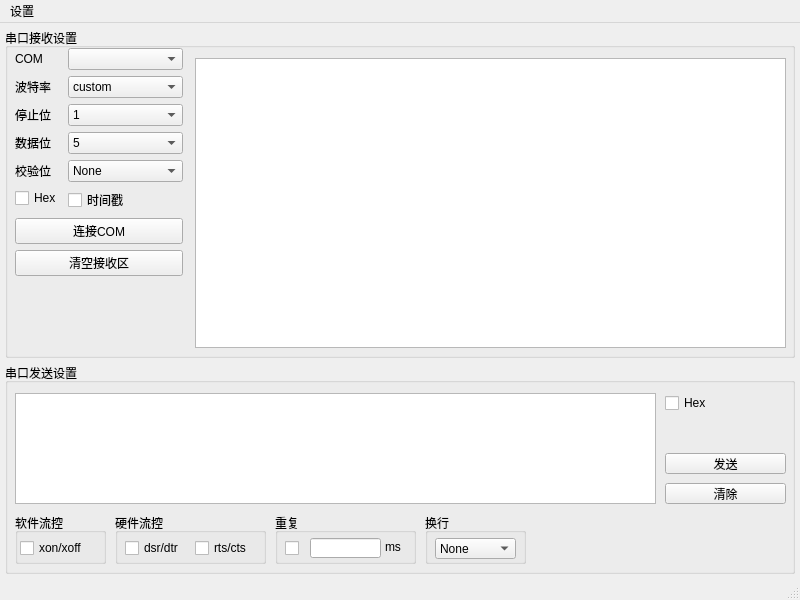
nixgnauhcuy/QtComMate, file src/main.ui: the form before one commit.
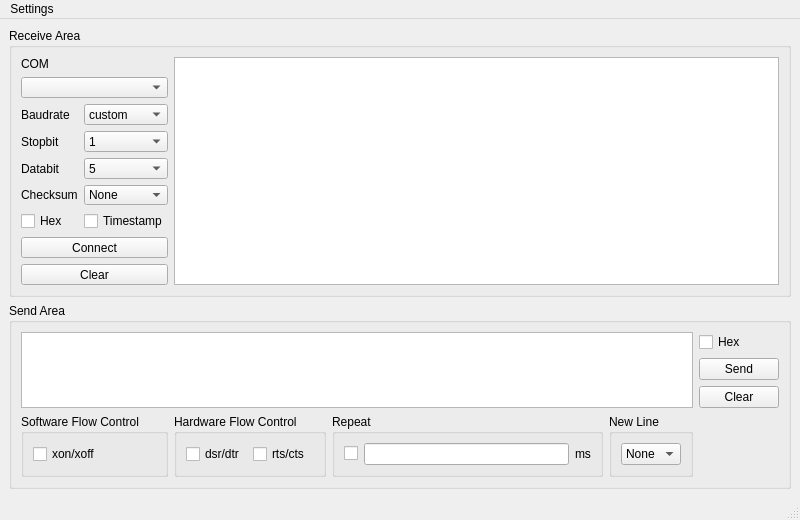
The form after the commit. Custom widgets are drawn as their Qt base class.

```diff
--- a/src/main.ui
+++ b/src/main.ui
@@ -7,37 +7,172 @@
     <x>0</x>
     <y>0</y>
     <width>800</width>
-    <height>600</height>
+    <height>520</height>
    </rect>
   </property>
+  <property name="minimumSize">
+   <size>
+    <width>800</width>
+    <height>520</height>
+   </size>
+  </property>
   <property name="windowTitle">
    <string>QtComMate</string>
   </property>
   <widget class="QWidget" name="centralWidget">
+   <layout class="QGridLayout" name="gridLayout">
+    <item row="1" column="0">
+     <widget class="QGroupBox" name="SerialSendGroupBox">
+      <property name="title">
+       <string>Send Area</string>
+      </property>
+      <layout class="QGridLayout" name="gridLayout_3">
+       <item row="0" column="0" rowspan="3" colspan="4">
+        <widget class="QTextEdit" name="SerialSendTextEdit"/>
+       </item>
+       <item row="0" column="4">
+        <widget class="QCheckBox" name="SerialSendHexCheckBox">
+         <property name="text">
+          <string>Hex</string>
+         </property>
+        </widget>
+       </item>
+       <item row="1" column="4">
+        <widget class="QPushButton" name="SerialSendPushButton">
+         <property name="text">
+          <string>Send</string>
+         </property>
+        </widget>
+       </item>
+       <item row="2" column="4">
+        <widget class="QPushButton" name="SerialSendClearPushButton">
+         <property name="text">
+          <string>Clear</string>
+         </property>
+        </widget>
+       </item>
+       <item row="3" column="0">
+        <widget class="QGroupBox" name="SerialSoftFlowControlGroupBox">
+         <property name="title">
+          <string>Software Flow Control</string>
+         </property>
+         <layout class="QHBoxLayout" name="horizontalLayout">
+          <item>
+           <widget class="QCheckBox" name="SerialSoftFlowControlCheckBox">
+            <property name="text">
+             <string>xon/xoff</string>
+            </property>
+           </widget>
+          </item>
+         </layout>
+        </widget>
+       </item>
+       <item row="3" column="1">
+        <widget class="QGroupBox" name="SerialHardFlowControlGroupBox">
+         <property name="title">
+          <string>Hardware Flow Control</string>
+         </property>
+         <layout class="QHBoxLayout" name="horizontalLayout_2">
+          <item>
+           <widget class="QCheckBox" name="SerialHardFlowControlDSRDTRCheckBox">
+            <property name="text">
+             <string>dsr/dtr</string>
+            </property>
+           </widget>
+          </item>
+          <item>
+           <widget class="QCheckBox" name="SerialHardFlowControlRTSCTSCheckBox">
+            <property name="text">
+             <string>rts/cts</string>
+            </property>
+           </widget>
+          </item>
+         </layout>
+        </widget>
+       </item>
+       <item row="3" column="2">
+        <widget class="QGroupBox" name="SerialSendRepeatGroupBox">
+         <property name="title">
+          <string>Repeat</string>
+         </property>
+         <layout class="QGridLayout" name="gridLayout_4">
+          <item row="0" column="0">
+           <widget class="QCheckBox" name="SerialSendRepeatCheckBox">
+            <property name="text">
+             <string/>
+            </property>
+           </widget>
+          </item>
+          <item row="0" column="1">
+           <widget class="QLineEdit" name="SerialSendRepeatDurationLineEdit"/>
+          </item>
+          <item row="0" column="2">
+           <widget class="QLabel" name="SerialSendRepeatUnitLabel">
+            <property name="text">
+             <string>ms</string>
+            </property>
+           </widget>
+          </item>
+         </layout>
+        </widget>
+       </item>
+       <item row="3" column="3">
+        <widget class="QGroupBox" name="SerialSendLineFeedGroupBox">
+         <property name="title">
+          <string>New Line</string>
+         </property>
+         <layout class="QHBoxLayout" name="horizontalLayout_3">
+          <item>
+           <widget class="QComboBox" name="SerialSendLineFeedComboBox">
+            <item>
+             <property name="text">
+              <string>None</string>
+             </property>
+            </item>
+            <item>
+             <property name="text">
+              <string>/r/n</string>
+             </property>
+            </item>
+            <item>
+             <property name="text">
+              <string>/n</string>
+             </property>
+            </item>
+           </widget>
+          </item>
+         </layout>
+        </widget>
+       </item>
+      </layout>
+     </widget>
+    </item>
+    <item row="0" column="0">
    <widget class="QGroupBox" name="SerialReceiveGroupBox">
-    <property name="geometry">
-     <rect>
-      <x>5</x>
-      <y>5</y>
-      <width>790</width>
-      <height>330</height>
-     </rect>
-    </property>
     <property name="title">
-     <string>串口接收设置</string>
+       <string>Receive Area</string>
     </property>
     <property name="checkable">
      <bool>false</bool>
     </property>
-    <widget class="QWidget" name="formLayoutWidget">
-     <property name="geometry">
-      <rect>
-       <x>10</x>
-       <y>20</y>
-       <width>168</width>
-       <height>300</height>
-      </rect>
-     </property>
+      <layout class="QGridLayout" name="gridLayout_2" columnstretch="0,1">
+       <item row="0" column="1">
+        <widget class="QTextEdit" name="SerialReceiveTextEdit">
+         <property name="minimumSize">
+          <size>
+           <width>0</width>
+           <height>0</height>
+          </size>
+         </property>
+         <property name="undoRedoEnabled">
+          <bool>false</bool>
+         </property>
+         <property name="readOnly">
+          <bool>true</bool>
+         </property>
+        </widget>
+       </item>
+       <item row="0" column="0">
      <layout class="QFormLayout" name="SerialReceiveFormLayout">
       <item row="0" column="0">
        <widget class="QLabel" name="SerialComLabel">
@@ -46,17 +181,14 @@
         </property>
        </widget>
       </item>
-      <item row="0" column="1">
-       <widget class="SerialPort_ComBoBox" name="SerialComboBox"/>
-      </item>
-      <item row="1" column="0">
+         <item row="2" column="0">
        <widget class="QLabel" name="SerialBaudrateLabel">
         <property name="text">
-         <string>波特率</string>
+            <string>Baudrate</string>
         </property>
        </widget>
       </item>
-      <item row="1" column="1">
+         <item row="2" column="1">
        <widget class="QComboBox" name="SerialBaudrateComboBox">
         <item>
          <property name="text">
@@ -175,14 +307,14 @@
         </item>
        </widget>
       </item>
-      <item row="2" column="0">
+         <item row="3" column="0">
        <widget class="QLabel" name="SerialStopBitLabel">
         <property name="text">
-         <string>停止位</string>
+            <string>Stopbit</string>
         </property>
        </widget>
       </item>
-      <item row="2" column="1">
+         <item row="3" column="1">
        <widget class="QComboBox" name="SerialStopBitComboBox">
         <item>
          <property name="text">
@@ -201,14 +333,14 @@
         </item>
        </widget>
       </item>
-      <item row="3" column="0">
+         <item row="4" column="0">
        <widget class="QLabel" name="SerialDataBitLabel">
         <property name="text">
-         <string>数据位</string>
+            <string>Databit</string>
         </property>
        </widget>
       </item>
-      <item row="3" column="1">
+         <item row="4" column="1">
        <widget class="QComboBox" name="SerialDataBitcomboBox">
         <item>
          <property name="text">
@@ -232,14 +364,14 @@
         </item>
        </widget>
       </item>
-      <item row="4" column="0">
+         <item row="5" column="0">
        <widget class="QLabel" name="SerialChecksumBitLabel">
         <property name="text">
-         <string>校验位</string>
+            <string>Checksum</string>
         </property>
        </widget>
       </item>
-      <item row="4" column="1">
+         <item row="5" column="1">
        <widget class="QComboBox" name="SerialChecksumBitComboBox">
         <item>
          <property name="text">
@@ -268,267 +400,50 @@
         </item>
        </widget>
       </item>
-      <item row="5" column="0">
+         <item row="6" column="0">
        <widget class="QCheckBox" name="SerialReceiveHexCheckBox">
         <property name="text">
          <string>Hex</string>
         </property>
        </widget>
       </item>
-      <item row="5" column="1">
+         <item row="6" column="1">
        <widget class="QCheckBox" name="SerialReceiveTimestampCheckBox">
         <property name="text">
-         <string>时间戳</string>
+            <string>Timestamp</string>
         </property>
        </widget>
       </item>
-      <item row="7" column="0" colspan="2">
+         <item row="8" column="0" colspan="2">
        <widget class="QPushButton" name="SerialReceiveClearPushButton">
         <property name="text">
-         <string>清空接收区</string>
+            <string>Clear</string>
         </property>
        </widget>
       </item>
-      <item row="6" column="0" colspan="2">
+         <item row="7" column="0" colspan="2">
        <widget class="QPushButton" name="SerialConnectComPushButton">
         <property name="text">
-         <string>连接COM</string>
+            <string>Connect</string>
         </property>
        </widget>
       </item>
-     </layout>
-    </widget>
-    <widget class="QTextEdit" name="SerialReceiveTextEdit">
-     <property name="geometry">
-      <rect>
-       <x>190</x>
-       <y>30</y>
-       <width>591</width>
-       <height>290</height>
-      </rect>
-     </property>
-     <property name="undoRedoEnabled">
-      <bool>false</bool>
-     </property>
-     <property name="readOnly">
-      <bool>true</bool>
-     </property>
-    </widget>
-   </widget>
-   <widget class="QGroupBox" name="SerialSendGroupBox">
-    <property name="geometry">
-     <rect>
-      <x>5</x>
-      <y>340</y>
-      <width>790</width>
-      <height>211</height>
-     </rect>
-    </property>
-    <property name="title">
-     <string>串口发送设置</string>
-    </property>
-    <widget class="QTextEdit" name="SerialSendTextEdit">
-     <property name="geometry">
-      <rect>
-       <x>10</x>
-       <y>30</y>
-       <width>641</width>
-       <height>111</height>
-      </rect>
-     </property>
-    </widget>
-    <widget class="QGroupBox" name="SerialSendRepeatGroupBox">
-     <property name="geometry">
-      <rect>
-       <x>270</x>
-       <y>150</y>
-       <width>141</width>
-       <height>51</height>
-      </rect>
-     </property>
-     <property name="title">
-      <string>重复</string>
-     </property>
-     <widget class="QCheckBox" name="SerialSendRepeatCheckBox">
-      <property name="geometry">
-       <rect>
-        <x>10</x>
-        <y>25</y>
-        <width>21</width>
-        <height>21</height>
-       </rect>
-      </property>
-      <property name="text">
-       <string/>
-      </property>
-     </widget>
-     <widget class="QLineEdit" name="SerialSendRepeatDurationLineEdit">
-      <property name="geometry">
-       <rect>
-        <x>35</x>
-        <y>25</y>
-        <width>71</width>
-        <height>20</height>
-       </rect>
-      </property>
-     </widget>
-     <widget class="QLabel" name="SerialSendRepeatUnitLabel">
-      <property name="geometry">
-       <rect>
-        <x>110</x>
-        <y>23</y>
-        <width>25</width>
-        <height>21</height>
-       </rect>
-      </property>
-      <property name="text">
-       <string>ms</string>
-      </property>
-     </widget>
-    </widget>
-    <widget class="QPushButton" name="SerialSendPushButton">
-     <property name="geometry">
-      <rect>
-       <x>660</x>
-       <y>90</y>
-       <width>121</width>
-       <height>21</height>
-      </rect>
-     </property>
-     <property name="text">
-      <string>发送</string>
-     </property>
-    </widget>
-    <widget class="QGroupBox" name="SerialHardFlowControlGroupBox">
-     <property name="geometry">
-      <rect>
-       <x>110</x>
-       <y>150</y>
-       <width>151</width>
-       <height>51</height>
-      </rect>
-     </property>
-     <property name="title">
-      <string>硬件流控</string>
-     </property>
-     <widget class="QCheckBox" name="SerialHardFlowControlDSRDTRCheckBox">
-      <property name="geometry">
-       <rect>
-        <x>10</x>
-        <y>25</y>
-        <width>71</width>
-        <height>20</height>
-       </rect>
-      </property>
-      <property name="text">
-       <string>dsr/dtr</string>
-      </property>
-     </widget>
-     <widget class="QCheckBox" name="SerialHardFlowControlRTSCTSCheckBox">
-      <property name="geometry">
-       <rect>
-        <x>80</x>
-        <y>25</y>
-        <width>61</width>
-        <height>20</height>
-       </rect>
-      </property>
-      <property name="text">
-       <string>rts/cts</string>
-      </property>
-     </widget>
-    </widget>
-    <widget class="QGroupBox" name="SerialSendLineFeedGroupBox">
-     <property name="geometry">
-      <rect>
-       <x>420</x>
-       <y>150</y>
-       <width>101</width>
-       <height>51</height>
-      </rect>
-     </property>
-     <property name="title">
-      <string>换行</string>
-     </property>
-     <widget class="QComboBox" name="SerialSendLineFeedComboBox">
-      <property name="geometry">
-       <rect>
-        <x>10</x>
-        <y>25</y>
-        <width>81</width>
-        <height>21</height>
-       </rect>
-      </property>
-      <item>
-       <property name="text">
-        <string>None</string>
-       </property>
-      </item>
-      <item>
-       <property name="text">
-        <string>/r/n</string>
-       </property>
-      </item>
-      <item>
-       <property name="text">
-        <string>/n</string>
-       </property>
-      </item>
+         <item row="1" column="0" colspan="2">
+          <widget class="SerialPort_ComBoBox" name="SerialComboBox">
+           <property name="minimumSize">
+            <size>
+             <width>0</width>
+             <height>0</height>
+            </size>
+           </property>
+          </widget>
+         </item>
+        </layout>
+       </item>
+      </layout>
      </widget>
-    </widget>
-    <widget class="QCheckBox" name="SerialSendHexCheckBox">
-     <property name="geometry">
-      <rect>
-       <x>660</x>
-       <y>30</y>
-       <width>50</width>
-       <height>20</height>
-      </rect>
-     </property>
-     <property name="text">
-      <string>Hex</string>
-     </property>
-    </widget>
-    <widget class="QGroupBox" name="SerialSoftFlowControlGroupBox">
-     <property name="geometry">
-      <rect>
-       <x>10</x>
-       <y>150</y>
-       <width>91</width>
-       <height>51</height>
-      </rect>
-     </property>
-     <property name="title">
-      <string>软件流控</string>
-     </property>
-     <widget class="QCheckBox" name="SerialSoftFlowControlCheckBox">
-      <property name="geometry">
-       <rect>
-        <x>5</x>
-        <y>25</y>
-        <width>81</width>
-        <height>20</height>
-       </rect>
-      </property>
-      <property name="text">
-       <string>xon/xoff</string>
-      </property>
-     </widget>
-    </widget>
-    <widget class="QPushButton" name="SerialSendClearPushButton">
-     <property name="geometry">
-      <rect>
-       <x>660</x>
-       <y>120</y>
-       <width>121</width>
-       <height>21</height>
-      </rect>
-     </property>
-     <property name="text">
-      <string>清除</string>
-     </property>
-    </widget>
-   </widget>
+    </item>
+   </layout>
   </widget>
   <widget class="QStatusBar" name="SerialStatusBar"/>
   <widget class="QMenuBar" name="menuBar">
@@ -542,7 +457,7 @@
    </property>
    <widget class="QMenu" name="menu">
     <property name="title">
-     <string>设置</string>
+     <string>Settings</string>
     </property>
     <widget class="QMenu" name="MenuLanguage">
      <property name="title">
```
Left out of the diff: 37 changed lines with no effect on the pictures. Lines whose indentation alone changed are shown as unchanged.
